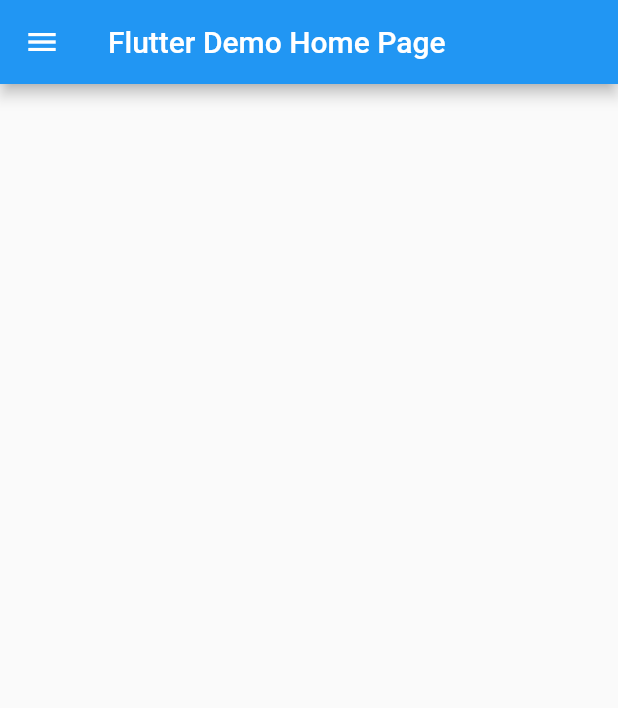
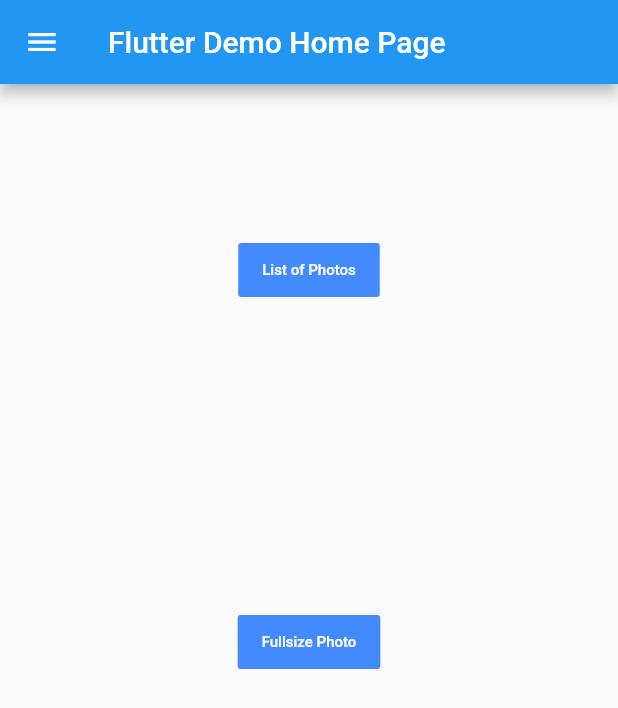
Before and after one commit to eugcheban/flutter_application_1, a Flutter app: the screen it shows after launch, on a phone screen of 412 x 824 dp. Shown: the top 708 px of the screen. Run offline on Flutter 3.47's test engine with Material 2 defaults, Android fonts, the phone set to English and light mode, and no system bars; network calls fail.

```diff
--- /dev/null
+++ b/lib/FetchPhotos.dart
@@ -0,0 +1,70 @@
+import 'dart:async';
+import 'dart:convert';
+import 'package:flutter/cupertino.dart';
+import 'package:flutter/foundation.dart';
+import 'package:flutter/material.dart';
+import 'package:http/http.dart' as http;
+
+String randomUrl = "";
+
+Future<List<Photo>> fetchPhotos() async {
+  final response = await http.get(Uri.parse(
+      'https://api.unsplash.com/photos/?client_id=ab3411e4ac868c2646c0ed488dfd919ef612b04c264f3374c97fff98ed253dc9'));
+
+  return compute(parsePhotos, response.body);
+}
+
+List<Photo> parsePhotos(String responseBody) {
+  final parsed = jsonDecode(responseBody).cast<Map<String, dynamic>>();
+
+  return parsed.map<Photo>((json) => Photo.fromJson(json)).toList();
+}
+
+class Photo {
+  final String id;
+  final String username;
+  final String bio;
+  final String urlSmall;
+  final String urlBig;
+
+  const Photo({
+    required this.id,
+    required this.username,
+    required this.bio,
+    required this.urlSmall,
+    required this.urlBig,
+  });
+
+  factory Photo.fromJson(Map<String, dynamic> json) {
+    if (randomUrl == "") randomUrl = json['urls']['full'];
+    return Photo(
+      id: json['id'] as String,
+      username: json['user']['username'] as String,
+      bio: json['user']['bio'] == null ? "bio" : json['user']['bio'],
+      urlSmall: json['urls']['small'] as String,
+      urlBig: json['urls']['full'] as String,
+    );
+  }
+}
+
+class DetailScreen extends StatelessWidget {
+  DetailScreen(this.url);
+  final url;
+
+  @override
+  Widget build(BuildContext context) {
+    return Scaffold(
+      body: GestureDetector(
+        child: Center(
+          child: Hero(
+            tag: 'imageHero',
+            child: Image.network(url),
+          ),
+        ),
+        onTap: () {
+          Navigator.pop(context);
+        },
+      ),
+    );
+  }
+}
--- a/lib/main.dart
+++ b/lib/main.dart
@@ -1,9 +1,13 @@
 import 'package:flutter/cupertino.dart';
 import 'package:flutter/material.dart';
+import 'package:flutter_application_1/FetchPhotos.dart';
 import 'package:flutter_application_1/MyDrawer.dart';
+import 'package:flutter_application_1/PhotosList.dart';
+import 'package:flutter_application_1/MyPhoto.dart';
 
 void main() {
   runApp(MyApp());
+  fetchPhotos();
 }
 
 class MyApp extends StatelessWidget {
@@ -30,7 +34,43 @@ class MyHomePage extends StatelessWidget {
         appBar: AppBar(
           title: Text(title),
         ),
-        body: Center(),
+        body: Center(
+            child: Column(children: <Widget>[
+          Container(
+            margin: EdgeInsets.all(100),
+            child: FlatButton(
+              child: Text(
+                'List of Photos',
+                style: TextStyle(fontSize: 10.0),
+              ),
+              color: Colors.blueAccent,
+              textColor: Colors.white,
+              onPressed: () {
+                Navigator.push(
+                    context,
+                    MaterialPageRoute(
+                        builder: (BuildContext context) => PhotosList()));
+              },
+            ),
+          ),
+          Container(
+            margin: EdgeInsets.all(100),
+            child: FlatButton(
+              child: Text(
+                'Fullsize Photo',
+                style: TextStyle(fontSize: 10.0),
+              ),
+              color: Colors.blueAccent,
+              textColor: Colors.white,
+              onPressed: () {
+                Navigator.push(
+                    context,
+                    MaterialPageRoute(
+                        builder: (BuildContext context) => MyPhoto()));
+              },
+            ),
+          ),
+        ])),
         drawer: MyDrawer());
   }
 }
--- a/pubspec.yaml
+++ b/pubspec.yaml
@@ -28,6 +28,7 @@ dependencies:
   # The following adds the Cupertino Icons font to your application.
   # Use with the CupertinoIcons class for iOS style icons.
   cupertino_icons: ^1.0.2
+  http: ^0.13.3
 
 dev_dependencies:
   flutter_test:
```
Also changed, not shown: lib/ListPhotos.dart (deleted, +0 -17 lines), lib/MyDrawer.dart (+5 -11 lines), lib/MyPhoto.dart (+2 -9 lines), lib/PhotosList.dart (added, +78 -0 lines), package-lock.json (added), pubspec.lock.
